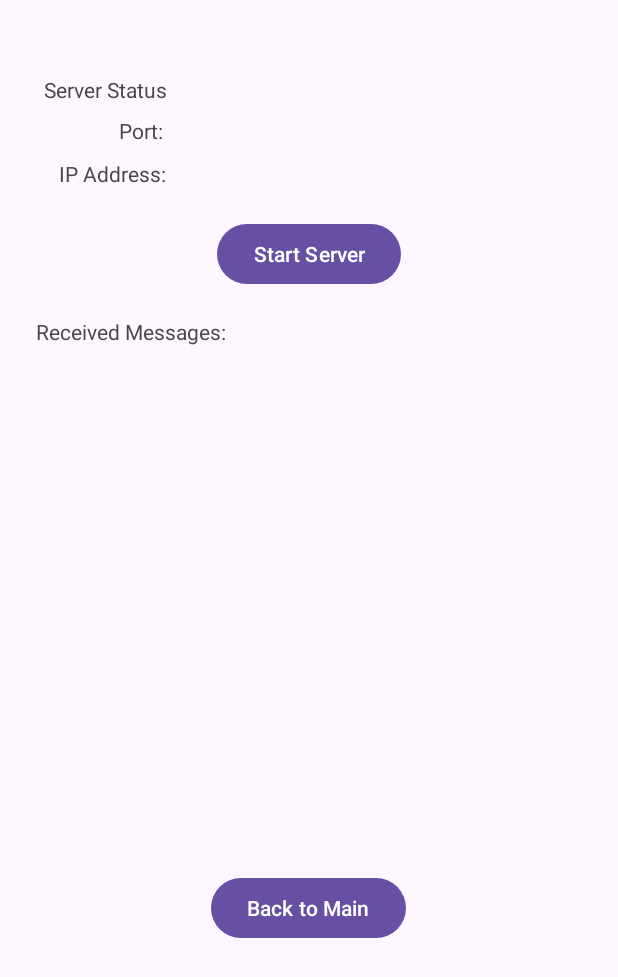
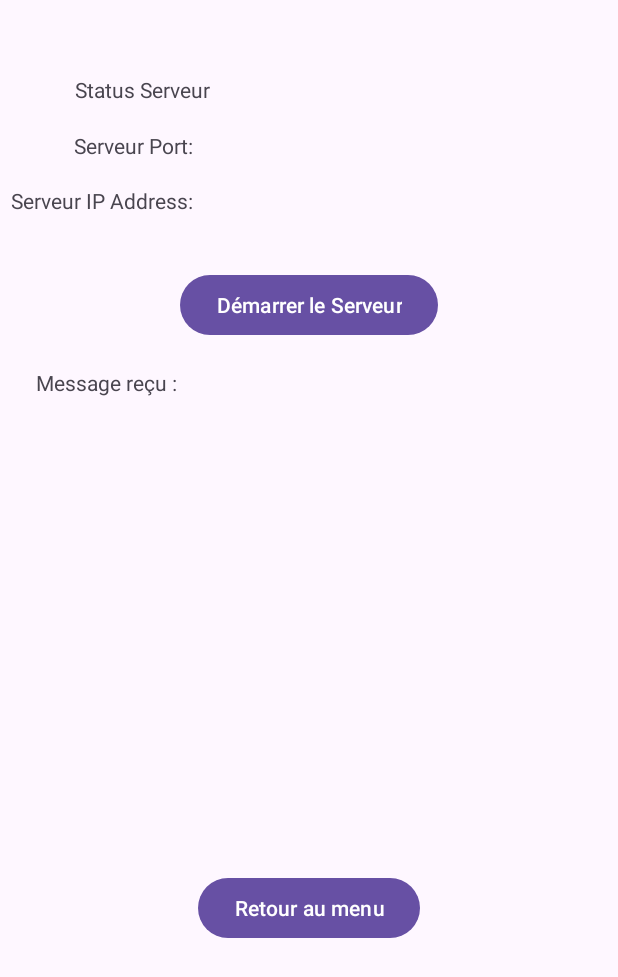
Before and after one commit to Imferno3969/Application-android, an Android app: the ServerUDPActivity screen opened directly, with no data from a screen before it, on a phone screen of 412 x 824 dp. Shown: the top 977 px of the screen. Run offline under Robolectric (Android 15) with nearby library versions, the light colour scheme and no system bars.

Commit message:
tout propre

```diff
--- a/Projet/app/src/main/res/layout/activity_main.xml
+++ b/Projet/app/src/main/res/layout/activity_main.xml
@@ -20,10 +20,10 @@
         android:id="@+id/buttonServer"
         android:layout_width="wrap_content"
         android:layout_height="wrap_content"
-        android:text="Server TCP"
         android:layout_below="@id/buttonClient"
         android:layout_centerHorizontal="true"
         android:layout_marginTop="20dp"
+        android:text="Serveur TCP"
         tools:ignore="HardcodedText" />
 
     <Button
@@ -40,10 +40,10 @@
         android:id="@+id/buttonServerUDP"
         android:layout_width="wrap_content"
         android:layout_height="wrap_content"
-        android:text="Server UDP"
         android:layout_below="@id/buttonClientUDP"
         android:layout_centerHorizontal="true"
         android:layout_marginTop="20dp"
+        android:text="Serveur UDP"
         tools:ignore="HardcodedText" />
 
 </RelativeLayout>
--- a/Projet/app/src/main/res/layout/activity_server_udp.xml
+++ b/Projet/app/src/main/res/layout/activity_server_udp.xml
@@ -10,9 +10,9 @@
         android:layout_width="wrap_content"
         android:layout_height="wrap_content"
         android:layout_alignParentStart="true"
-        android:layout_marginStart="29dp"
+        android:layout_marginStart="50dp"
         android:layout_marginTop="50dp"
-        android:text="Server Status" />
+        android:text="Status Serveur" />
 
     <TextView
         android:id="@+id/textViewUDPPort"
@@ -20,9 +20,9 @@
         android:layout_height="wrap_content"
         android:layout_below="@id/textViewServerStatus"
         android:layout_alignParentStart="true"
-        android:layout_marginStart="79dp"
-        android:layout_marginTop="8dp"
-        android:text="Port: " />
+        android:layout_marginStart="49dp"
+        android:layout_marginTop="18dp"
+        android:text="Serveur Port: " />
 
     <TextView
         android:id="@+id/textViewUDPIP"
@@ -30,18 +30,18 @@
         android:layout_height="wrap_content"
         android:layout_below="@id/textViewUDPPort"
         android:layout_alignParentStart="true"
-        android:layout_marginStart="39dp"
-        android:layout_marginTop="9dp"
-        android:text="IP Address: " />
+        android:layout_marginStart="7dp"
+        android:layout_marginTop="17dp"
+        android:text="Serveur IP Address: " />
 
     <Button
         android:id="@+id/buttonStartUDPServer"
         android:layout_width="wrap_content"
         android:layout_height="wrap_content"
-        android:text="Start Server"
         android:layout_below="@id/textViewUDPIP"
-        android:layout_marginTop="20dp"
-        android:layout_centerHorizontal="true"/>
+        android:layout_centerHorizontal="true"
+        android:layout_marginTop="36dp"
+        android:text="Démarrer le Serveur" />
 
     <TextView
         android:id="@+id/textViewReceivedMessagesUDP"
@@ -49,9 +49,17 @@
         android:layout_height="wrap_content"
         android:layout_below="@id/buttonStartUDPServer"
         android:layout_alignParentStart="true"
+        android:layout_marginStart="23dp"
+        android:layout_marginTop="42dp" />
+
+    <TextView
+        android:layout_width="wrap_content"
+        android:layout_height="wrap_content"
+        android:layout_below="@id/buttonStartUDPServer"
+        android:layout_alignParentStart="true"
         android:layout_marginStart="24dp"
         android:layout_marginTop="18dp"
-        android:text="Received Messages:" />
+        android:text="Message reçu :" />
 
     <Button
         android:id="@+id/buttonBackToMainUDPServer"
@@ -60,6 +68,6 @@
         android:layout_alignParentTop="true"
         android:layout_centerHorizontal="true"
         android:layout_marginTop="581dp"
-        android:text="Back to Main" />
+        android:text="Retour au menu" />
 
 </RelativeLayout>
```
Also changed, not shown: Projet/app/src/main/java/com/example/sae302/ServerActivity.java (+18 -11 lines), Projet/app/src/main/java/com/example/sae302/ServerUDPActivity.java (+11 -2 lines), Projet/app/src/main/res/layout/activity_client.xml (+6 -6 lines), Projet/app/src/main/res/layout/activity_client_udp.xml (+6 -6 lines), Projet/app/src/main/res/layout/activity_server.xml (+25 -11 lines).
